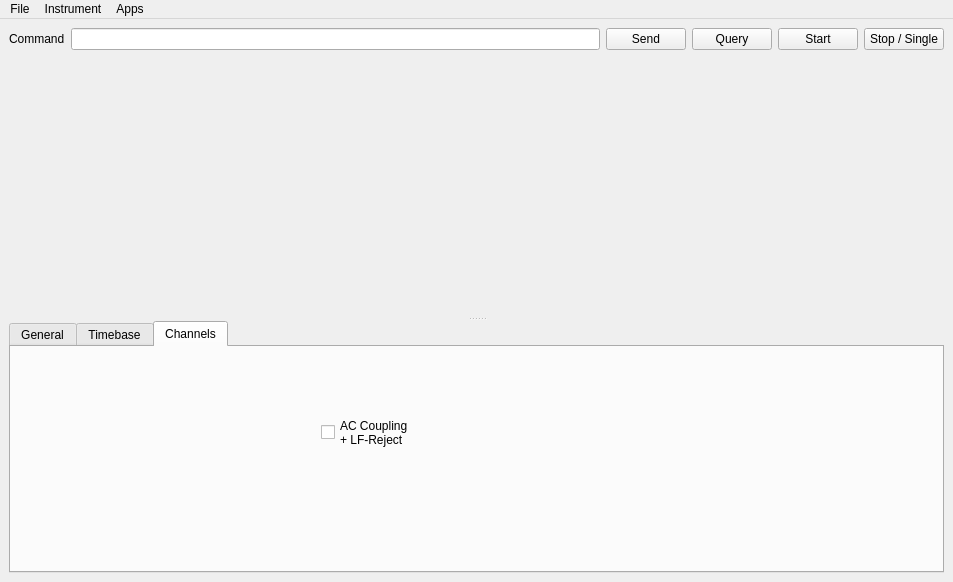
Qt form mainwindow.ui (CodingMarco/qsoftscopegpib) before a commit.
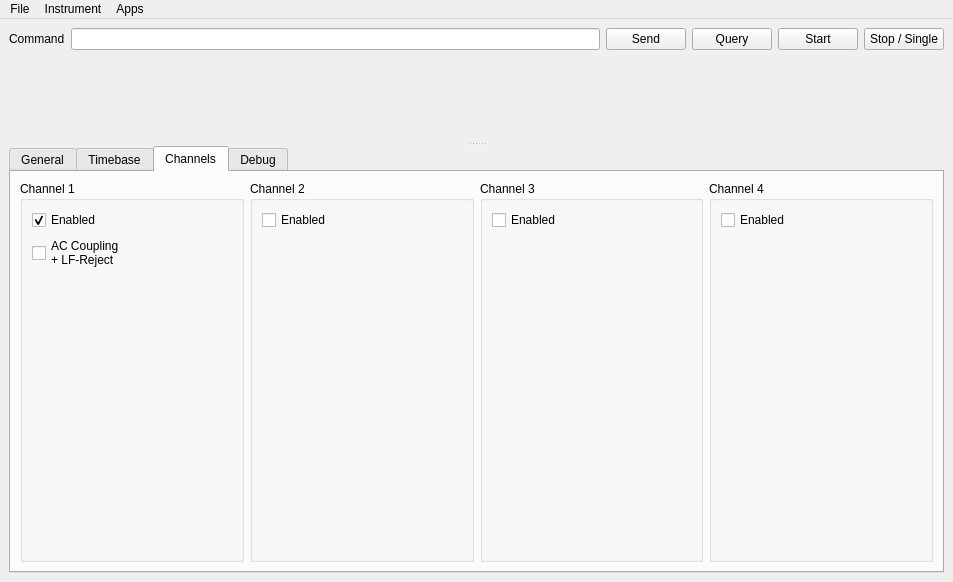
The same form after that commit. Custom widgets are drawn as their Qt base class.

Commit message: Enable / disable channels from UI

What changed in the file:
```diff
--- a/mainwindow.ui
+++ b/mainwindow.ui
@@ -257,20 +257,88 @@
         <attribute name="title">
          <string>Channels</string>
         </attribute>
-        <widget class="QCheckBox" name="checkBoxACLF">
-         <property name="geometry">
-          <rect>
-           <x>310</x>
-           <y>60</y>
-           <width>111</width>
-           <height>51</height>
-          </rect>
-         </property>
-         <property name="text">
-          <string>AC Coupling
+        <layout class="QHBoxLayout" name="horizontalLayout_2">
+         <item>
+          <widget class="QGroupBox" name="groupBoxCh1">
+           <property name="title">
+            <string>Channel 1</string>
+           </property>
+           <layout class="QFormLayout" name="formLayout_2">
+            <item row="0" column="0">
+             <widget class="QCheckBox" name="chkEnabledCh1">
+              <property name="text">
+               <string>Enabled</string>
+              </property>
+              <property name="checked">
+               <bool>true</bool>
+              </property>
+             </widget>
+            </item>
+            <item row="1" column="0">
+             <widget class="QCheckBox" name="checkBoxACLF">
+              <property name="text">
+               <string>AC Coupling
 + LF-Reject</string>
-         </property>
-        </widget>
+              </property>
+             </widget>
+            </item>
+           </layout>
+          </widget>
+         </item>
+         <item>
+          <widget class="QGroupBox" name="groupBoxCh2">
+           <property name="title">
+            <string>Channel 2</string>
+           </property>
+           <layout class="QFormLayout" name="formLayout_3">
+            <item row="0" column="0">
+             <widget class="QCheckBox" name="chkEnabledCh2">
+              <property name="text">
+               <string>Enabled</string>
+              </property>
+             </widget>
+            </item>
+           </layout>
+          </widget>
+         </item>
+         <item>
+          <widget class="QGroupBox" name="groupBoxCh3">
+           <property name="title">
+            <string>Channel 3</string>
+           </property>
+           <layout class="QFormLayout" name="formLayout_4">
+            <item row="0" column="0">
+             <widget class="QCheckBox" name="chkEnabledCh3">
+              <property name="text">
+               <string>Enabled</string>
+              </property>
+             </widget>
+            </item>
+           </layout>
+          </widget>
+         </item>
+         <item>
+          <widget class="QGroupBox" name="groupBoxCh4">
+           <property name="title">
+            <string>Channel 4</string>
+           </property>
+           <layout class="QFormLayout" name="formLayout_5">
+            <item row="0" column="0">
+             <widget class="QCheckBox" name="chkEnabledCh4">
+              <property name="text">
+               <string>Enabled</string>
+              </property>
+             </widget>
+            </item>
+           </layout>
+          </widget>
+         </item>
+        </layout>
+       </widget>
+       <widget class="QWidget" name="tab">
+        <attribute name="title">
+         <string>Debug</string>
+        </attribute>
        </widget>
       </widget>
      </widget>
```
Left out of the diff: 16 changed lines with no effect on the pictures. The commit also changes 5 other files.
